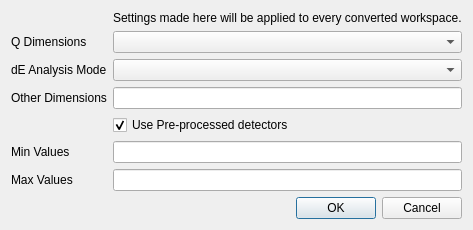
Above: Code/Mantid/MantidQt/CustomInterfaces/inc/MantidQtCustomInterfaces/CreateMDWorkspaceAlgDialog.ui from mantidproject/mantid before the change. Below: the same form after it.
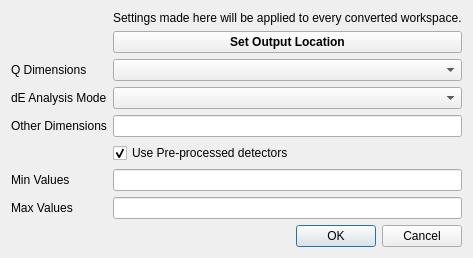
That is the form after the change.

The edit to the form file:
```diff
--- a/Code/Mantid/MantidQt/CustomInterfaces/inc/MantidQtCustomInterfaces/CreateMDWorkspaceAlgDialog.ui
+++ b/Code/Mantid/MantidQt/CustomInterfaces/inc/MantidQtCustomInterfaces/CreateMDWorkspaceAlgDialog.ui
@@ -7,7 +7,7 @@
     <x>0</x>
     <y>0</y>
     <width>456</width>
-    <height>205</height>
+    <height>216</height>
    </rect>
   </property>
   <property name="windowTitle">
@@ -17,7 +17,7 @@
    <property name="fieldGrowthPolicy">
     <enum>QFormLayout::AllNonFixedFieldsGrow</enum>
    </property>
-   <item row="1" column="0">
+   <item row="2" column="0">
     <widget class="QLabel" name="label">
      <property name="toolTip">
       <string>You can to transfer source workspace dimensions into target worskpace directly (NoQ) or transform into mod(Q) (1 dimension) or QxQyQz (3 dimensions) in Q space</string>
@@ -27,10 +27,10 @@
      </property>
     </widget>
    </item>
-   <item row="1" column="1">
+   <item row="2" column="1">
     <widget class="QComboBox" name="combo_q_dimensions"/>
    </item>
-   <item row="2" column="0">
+   <item row="3" column="0">
     <widget class="QLabel" name="label_2">
      <property name="toolTip">
       <string>You can analyze neutron energy transfer in direct, indirect or elastic mode. The analysis mode has to correspond to experimenal set up.</string>
@@ -40,10 +40,10 @@
      </property>
     </widget>
    </item>
-   <item row="2" column="1">
+   <item row="3" column="1">
     <widget class="QComboBox" name="combo_analysis_mode"/>
    </item>
-   <item row="3" column="0">
+   <item row="4" column="0">
     <widget class="QLabel" name="label_5">
      <property name="toolTip">
       <string>List(comma separated) of additional to Q (orthogonal) dimensions in the target workspace.</string>
@@ -53,10 +53,10 @@
      </property>
     </widget>
    </item>
-   <item row="3" column="1">
-    <widget class="QLineEdit" name="txt_other_dimensions"/>
-   </item>
    <item row="4" column="1">
+    <widget class="QLineEdit" name="txt_other_dimensions"/>
+   </item>
+   <item row="5" column="1">
     <widget class="QCheckBox" name="ck_use_preprocessed_detectors">
      <property name="text">
       <string>Use Pre-processed detectors</string>
@@ -66,7 +66,7 @@
      </property>
     </widget>
    </item>
-   <item row="5" column="0">
+   <item row="6" column="0">
     <widget class="QLabel" name="label_3">
      <property name="toolTip">
       <string>An array of size: 
@@ -96,7 +96,7 @@
      </property>
     </widget>
    </item>
-   <item row="5" column="1">
+   <item row="6" column="1">
     <widget class="QLineEdit" name="txt_min_values">
      <property name="toolTip">
       <string>An array of the same size and the same units as MinValues array
@@ -105,17 +105,17 @@
      </property>
     </widget>
    </item>
-   <item row="6" column="0">
+   <item row="7" column="0">
     <widget class="QLabel" name="label_4">
      <property name="text">
       <string>Max Values</string>
      </property>
     </widget>
    </item>
-   <item row="6" column="1">
-    <widget class="QLineEdit" name="txt_max_values"/>
-   </item>
    <item row="7" column="1">
+    <widget class="QLineEdit" name="txt_max_values"/>
+   </item>
+   <item row="8" column="1">
     <widget class="QDialogButtonBox" name="buttonBox">
      <property name="orientation">
       <enum>Qt::Horizontal</enum>
@@ -132,6 +132,19 @@
      </property>
     </widget>
    </item>
+   <item row="1" column="1">
+    <widget class="QPushButton" name="btn_output_location">
+     <property name="font">
+      <font>
+       <weight>75</weight>
+       <bold>true</bold>
+      </font>
+     </property>
+     <property name="text">
+      <string>Set Output Location</string>
+     </property>
+    </widget>
+   </item>
   </layout>
  </widget>
  <resources/>
```
